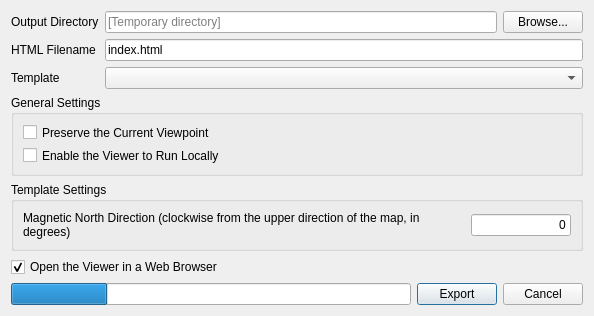
This is ui/exporttowebdialog.ui in minorua/Qgis2threejs as Qt 5 draws it before an edit. The edited form follows.
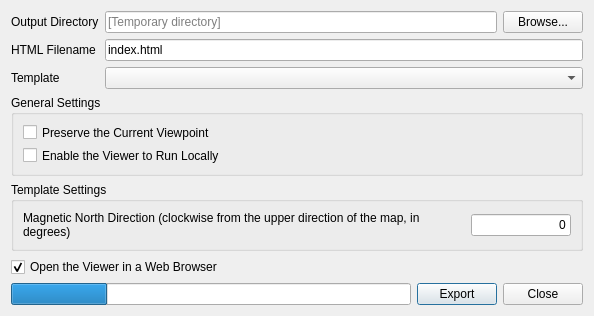
This is the edited form.

Commit message: Export to web: change Cancel button to Close button

```diff
--- a/ui/exporttowebdialog.ui
+++ b/ui/exporttowebdialog.ui
@@ -208,7 +208,7 @@
      <item>
       <widget class="QPushButton" name="pushButton_Cancel">
        <property name="text">
-        <string>Cancel</string>
+        <string>Close</string>
        </property>
       </widget>
      </item>
```
Left out of the diff: 6 changed lines with no effect on the pictures. The commit also changes 2 other files.
